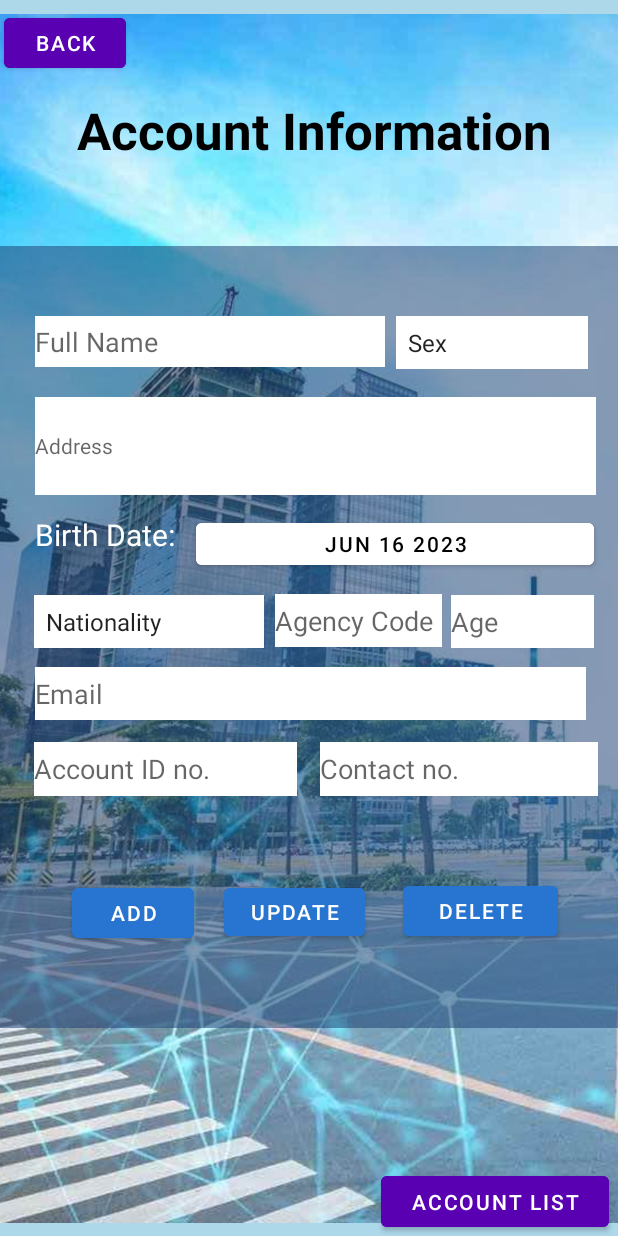
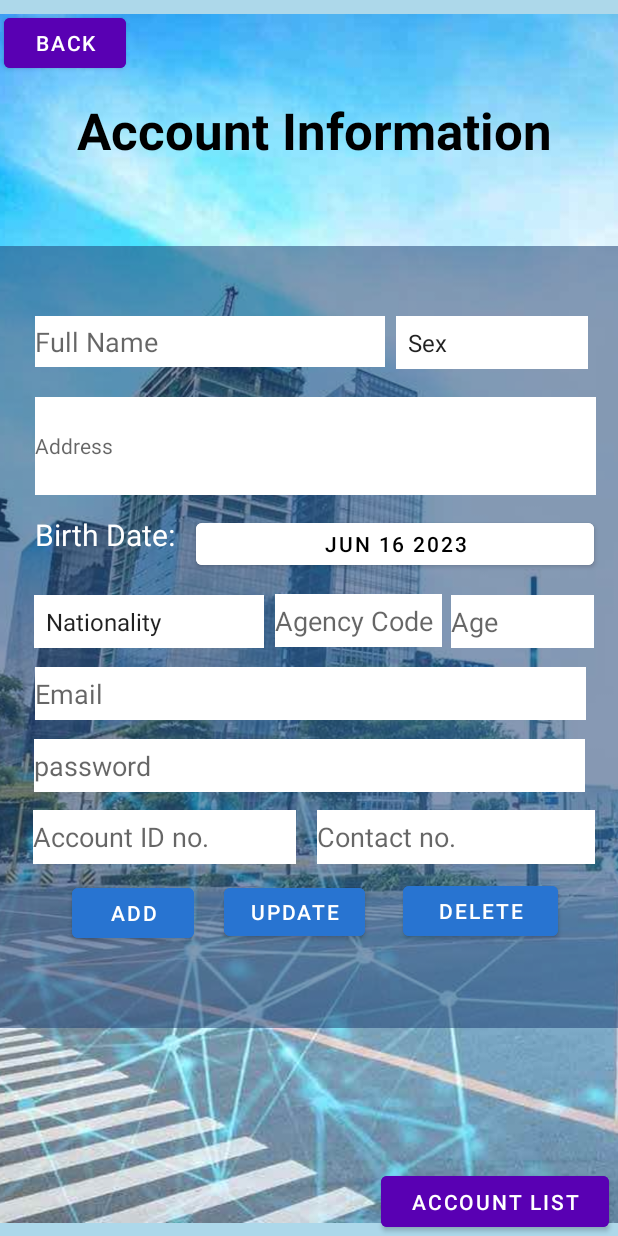
Before and after one commit to CrownDrone/DLMS, an Android app: the account screen opened directly, with no data from a screen before it, on a phone screen of 412 x 824 dp. Run offline under Robolectric (Android 15) with nearby library versions, the phone set to English and light mode, and no system bars; our stand-ins replace Firebase (no records; nobody signed in at launch, a user with empty details on screens opened directly).

Commit message:
unfinished account creation
fileinputstream not working

```diff
--- a/app/src/main/AndroidManifest.xml
+++ b/app/src/main/AndroidManifest.xml
@@ -4,6 +4,7 @@
     package="com.example.dbms">
 
     <application
+        android:usesCleartextTraffic="true"
         android:allowBackup="true"
         android:dataExtractionRules="@xml/data_extraction_rules"
         android:fullBackupContent="@xml/backup_rules"
--- a/app/src/main/java/com/example/dbms/Homepage.java
+++ b/app/src/main/java/com/example/dbms/Homepage.java
@@ -22,6 +22,7 @@ public class Homepage extends AppCompatActivity {
     @Override
     protected void onCreate(Bundle savedInstanceState) {
         super.onCreate(savedInstanceState);
+
         setContentView(R.layout.activity_homepage);
 
         logout = (Button) findViewById(R.id.logout);
--- a/app/src/main/java/com/example/dbms/account.java
+++ b/app/src/main/java/com/example/dbms/account.java
@@ -18,32 +18,48 @@ import android.widget.EditText;
 import android.widget.Spinner;
 import android.widget.Toast;
 
+import com.google.android.gms.tasks.OnSuccessListener;
+import com.google.firebase.FirebaseApp;
+import com.google.firebase.FirebaseOptions;
+import com.google.firebase.auth.AuthResult;
+import com.google.firebase.auth.FirebaseAuth;
+import com.google.firebase.auth.FirebaseUser;
 import com.google.firebase.database.DataSnapshot;
 import com.google.firebase.database.DatabaseError;
 import com.google.firebase.database.DatabaseReference;
 import com.google.firebase.database.FirebaseDatabase;
 import com.google.firebase.database.Query;
 import com.google.firebase.database.ValueEventListener;
+import com.google.firebase.database.core.UserWriteRecord;
 
+import java.io.FileInputStream;
 import java.util.Calendar;
 
 public class account extends AppCompatActivity {
+
 
     private Button aBack,dateButton,aBack2,addBTN2,updateBTN2,deleteBTN2;  //dateButton is birthday button
     private DatePickerDialog datePickerDialog;
 
     private DatePicker datebutton;
-    private EditText fullname, accountID, address,agencycode,contactno,age,email;
+    private EditText fullname, accountID, address,agencycode,contactno,age,email,password;
 
     public String idnum;
     Spinner genders,national;
     ItemsModel1 itemsModel1;
     DatabaseReference DBMS;
+    FirebaseAuth user;
+
+
 
     @SuppressLint("MissingInflatedId")
     @Override
     protected void onCreate(Bundle savedInstanceState) {
         super.onCreate(savedInstanceState);
+
+        /*FileInputStream serviceAccount = new FileInputStream("ServiceAccountKey.json");
+        FirebaseOptions options = new FirebaseOptions.Builder().setCredentials(GoogleCredentials.fromStream(serviceAccount)).build();
+        FirebaseApp.initializeApp(options);*/
 
         forGate fg = new forGate();
 
@@ -255,7 +271,7 @@ public class account extends AppCompatActivity {
 
     }
 
-    public void passData(){
+    public void passData(){//literally the method name
         String names = fullname.getText().toString().trim();
         String accountIDs = accountID.getText().toString();
         String adresss = address.getText().toString().trim();
@@ -263,6 +279,7 @@ public class account extends AppCompatActivity {
         String contactnos = contactno.getText().toString().trim();
         String ages = age.getText().toString().trim();
         String emails = email.getText().toString().trim();
+        String passwords = password.getText().toString();
         String genderss = genders.getSelectedItem().toString();
         String nationals = national.getSelectedItem().toString();
         String birth = dateButton.getText().toString();
@@ -276,10 +293,17 @@ public class account extends AppCompatActivity {
             Toast.makeText(account.this, "Please enter your Nationality", Toast.LENGTH_SHORT).show();
         } else{
             if (!emails.isEmpty() && Patterns.EMAIL_ADDRESS.matcher(emails).matches()){
-                Toast.makeText(account.this, "Added", Toast.LENGTH_SHORT).show();
-                accountAdder add = new accountAdder(names, accountIDs, adresss, agencycodes, contactnos, ages, emails, genderss, nationals, birth);
+
+                accountAdder add = new accountAdder(names, accountIDs, adresss, agencycodes, contactnos, ages, emails, passwords, genderss, nationals, birth);
                 DBMS = FirebaseDatabase.getInstance().getReference().child("account");
                 DBMS.push().setValue(add);
+                user.createUserWithEmailAndPassword(emails, passwords).addOnSuccessListener(new OnSuccessListener<AuthResult>() { //create new user
+                    @Override
+                    public void onSuccess(AuthResult authResult) {
+                        Toast.makeText(account.this, "Account Created", Toast.LENGTH_SHORT).show();
+                    }
+                });
+
             } else {
                 Toast.makeText(account.this, "Please enter an email address", Toast.LENGTH_SHORT).show();
             }
@@ -288,6 +312,8 @@ public class account extends AppCompatActivity {
     }
 
     private void updateInfo(){
+
+
         idnum = accountID.getText().toString();
         DBMS = FirebaseDatabase.getInstance().getReference();
         DatabaseReference driverRef = DBMS.child("account");
@@ -305,6 +331,7 @@ public class account extends AppCompatActivity {
                     String contactnos = contactno.getText().toString().trim();
                     String ages = age.getText().toString().trim();
                     String emails = email.getText().toString().trim();
+                    String passwords = password.getText().toString();
                     String genderss = genders.getSelectedItem().toString();
                     String nationals = national.getSelectedItem().toString();
                     String birth = dateButton.getText().toString();
@@ -319,9 +346,11 @@ public class account extends AppCompatActivity {
                     } else{
                         if (!emails.isEmpty() && Patterns.EMAIL_ADDRESS.matcher(emails).matches()){
                             Toast.makeText(account.this, "Added", Toast.LENGTH_SHORT).show();
-                            accountAdder add = new accountAdder(names, accountIDs, adresss, agencycodes, contactnos, ages, emails, genderss, nationals, birth);
+                            accountAdder add = new accountAdder(names, accountIDs, adresss, agencycodes, contactnos, ages, emails, passwords, genderss, nationals, birth);
                             for (DataSnapshot ds : snapshot.getChildren()){
                                 ds.getRef().setValue(add);
+
+                                //3bm46
                             };
                         } else {
                             Toast.makeText(account.this, "Please enter an email address", Toast.LENGTH_SHORT).show();
@@ -341,7 +370,6 @@ public class account extends AppCompatActivity {
     }
 
     private void deleteAccount(){
-
         idnum = accountID.getText().toString();
         DBMS = FirebaseDatabase.getInstance().getReference();
         DatabaseReference driverRef = DBMS.child("account");
--- a/app/src/main/res/layout/activity_account.xml
+++ b/app/src/main/res/layout/activity_account.xml
@@ -120,10 +120,10 @@
                 android:inputType="number"
                 app:layout_constraintBottom_toBottomOf="parent"
                 app:layout_constraintEnd_toEndOf="parent"
-                app:layout_constraintHorizontal_bias="0.942"
+                app:layout_constraintHorizontal_bias="0.933"
                 app:layout_constraintStart_toStartOf="parent"
                 app:layout_constraintTop_toTopOf="parent"
-                app:layout_constraintVertical_bias="0.682" />
+                app:layout_constraintVertical_bias="0.775" />
 
             <EditText
                 android:id="@+id/accountno"
@@ -138,7 +138,7 @@
                 app:layout_constraintHorizontal_bias="0.605"
                 app:layout_constraintStart_toStartOf="parent"
                 app:layout_constraintTop_toTopOf="parent"
-                app:layout_constraintVertical_bias="0.682" />
+                app:layout_constraintVertical_bias="0.775" />
 
             <EditText
                 android:id="@+id/age"
@@ -257,6 +257,20 @@
                 app:layout_constraintTop_toTopOf="parent"
                 app:layout_constraintVertical_bias="0.578" />
 
+            <EditText
+                android:id="@+id/password"
+                android:layout_width="367dp"
+                android:layout_height="35dp"
+                android:background="@color/white"
+                android:ems="10"
+                android:hint="password"
+                android:inputType="textPassword"
+                app:layout_constraintBottom_toBottomOf="parent"
+                app:layout_constraintEnd_toEndOf="parent"
+                app:layout_constraintStart_toStartOf="parent"
+                app:layout_constraintTop_toTopOf="parent"
+                app:layout_constraintVertical_bias="0.676" />
+
             <Spinner
                 android:id="@+id/nationality"
                 android:layout_width="153dp"
```
Also changed, not shown: app/build.gradle (+14 -1 lines), app/src/main/java/com/example/dbms/accountAdder.java (+6 -1 lines), 1 other file.
